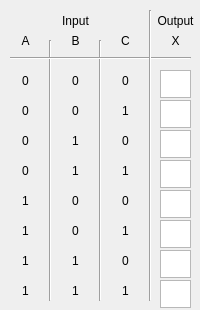
Qt form Application/Logic_Gate_Simulator/Dialogs/widget_tripleinputtruthtable.ui (ElliotHarding/Logic-Gate-Simulator) before a commit.
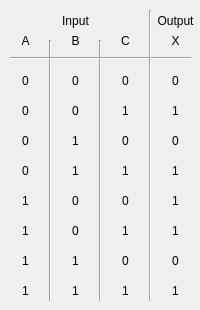
The same form after that commit.

```diff
--- a/Application/Logic_Gate_Simulator/Dialogs/widget_tripleinputtruthtable.ui
+++ b/Application/Logic_Gate_Simulator/Dialogs/widget_tripleinputtruthtable.ui
@@ -29,16 +29,6 @@
     <set>Qt::AlignCenter</set>
    </property>
   </widget>
-  <widget class="QPlainTextEdit" name="tb_result4">
-   <property name="geometry">
-    <rect>
-     <x>160</x>
-     <y>160</y>
-     <width>31</width>
-     <height>28</height>
-    </rect>
-   </property>
-  </widget>
   <widget class="QLabel" name="label_3">
    <property name="geometry">
     <rect>
@@ -206,16 +196,6 @@
     <set>Qt::AlignCenter</set>
    </property>
   </widget>
-  <widget class="QPlainTextEdit" name="tb_result1">
-   <property name="geometry">
-    <rect>
-     <x>160</x>
-     <y>70</y>
-     <width>31</width>
-     <height>28</height>
-    </rect>
-   </property>
-  </widget>
   <widget class="QLabel" name="label_11">
    <property name="geometry">
     <rect>
@@ -248,26 +228,6 @@
     <set>Qt::AlignCenter</set>
    </property>
   </widget>
-  <widget class="QPlainTextEdit" name="tb_result3">
-   <property name="geometry">
-    <rect>
-     <x>160</x>
-     <y>130</y>
-     <width>31</width>
-     <height>28</height>
-    </rect>
-   </property>
-  </widget>
-  <widget class="QPlainTextEdit" name="tb_result2">
-   <property name="geometry">
-    <rect>
-     <x>160</x>
-     <y>100</y>
-     <width>31</width>
-     <height>28</height>
-    </rect>
-   </property>
-  </widget>
   <widget class="QLabel" name="label_4">
    <property name="geometry">
     <rect>
@@ -428,26 +388,6 @@
     <set>Qt::AlignCenter</set>
    </property>
   </widget>
-  <widget class="QPlainTextEdit" name="tb_result5">
-   <property name="geometry">
-    <rect>
-     <x>160</x>
-     <y>190</y>
-     <width>31</width>
-     <height>28</height>
-    </rect>
-   </property>
-  </widget>
-  <widget class="QPlainTextEdit" name="tb_result6">
-   <property name="geometry">
-    <rect>
-     <x>160</x>
-     <y>220</y>
-     <width>31</width>
-     <height>28</height>
-    </rect>
-   </property>
-  </widget>
   <widget class="Line" name="line_4">
    <property name="geometry">
     <rect>
@@ -605,24 +545,132 @@
     <set>Qt::AlignCenter</set>
    </property>
   </widget>
-  <widget class="QPlainTextEdit" name="tb_result7">
+  <widget class="QLabel" name="lb_result3">
+   <property name="geometry">
+    <rect>
+     <x>160</x>
+     <y>130</y>
+     <width>31</width>
+     <height>21</height>
+    </rect>
+   </property>
+   <property name="text">
+    <string>0</string>
+   </property>
+   <property name="alignment">
+    <set>Qt::AlignCenter</set>
+   </property>
+  </widget>
+  <widget class="QLabel" name="lb_result7">
    <property name="geometry">
     <rect>
      <x>160</x>
      <y>250</y>
      <width>31</width>
-     <height>28</height>
+     <height>21</height>
     </rect>
    </property>
+   <property name="text">
+    <string>0</string>
+   </property>
+   <property name="alignment">
+    <set>Qt::AlignCenter</set>
+   </property>
   </widget>
-  <widget class="QPlainTextEdit" name="tb_result8">
+  <widget class="QLabel" name="lb_result1">
+   <property name="geometry">
+    <rect>
+     <x>160</x>
+     <y>70</y>
+     <width>31</width>
+     <height>21</height>
+    </rect>
+   </property>
+   <property name="text">
+    <string>0</string>
+   </property>
+   <property name="alignment">
+    <set>Qt::AlignCenter</set>
+   </property>
+  </widget>
+  <widget class="QLabel" name="lb_result4">
+   <property name="geometry">
+    <rect>
+     <x>160</x>
+     <y>160</y>
+     <width>31</width>
+     <height>21</height>
+    </rect>
+   </property>
+   <property name="text">
+    <string>1</string>
+   </property>
+   <property name="alignment">
+    <set>Qt::AlignCenter</set>
+   </property>
+  </widget>
+  <widget class="QLabel" name="lb_result8">
    <property name="geometry">
     <rect>
      <x>160</x>
      <y>280</y>
      <width>31</width>
-     <height>28</height>
+     <height>21</height>
     </rect>
+   </property>
+   <property name="text">
+    <string>1</string>
+   </property>
+   <property name="alignment">
+    <set>Qt::AlignCenter</set>
+   </property>
+  </widget>
+  <widget class="QLabel" name="lb_result6">
+   <property name="geometry">
+    <rect>
+     <x>160</x>
+     <y>220</y>
+     <width>31</width>
+     <height>21</height>
+    </rect>
+   </property>
+   <property name="text">
+    <string>1</string>
+   </property>
+   <property name="alignment">
+    <set>Qt::AlignCenter</set>
+   </property>
+  </widget>
+  <widget class="QLabel" name="lb_result2">
+   <property name="geometry">
+    <rect>
+     <x>160</x>
+     <y>100</y>
+     <width>31</width>
+     <height>21</height>
+    </rect>
+   </property>
+   <property name="text">
+    <string>1</string>
+   </property>
+   <property name="alignment">
+    <set>Qt::AlignCenter</set>
+   </property>
+  </widget>
+  <widget class="QLabel" name="lb_result5">
+   <property name="geometry">
+    <rect>
+     <x>160</x>
+     <y>190</y>
+     <width>31</width>
+     <height>21</height>
+    </rect>
+   </property>
+   <property name="text">
+    <string>1</string>
+   </property>
+   <property name="alignment">
+    <set>Qt::AlignCenter</set>
    </property>
   </widget>
  </widget>
```
